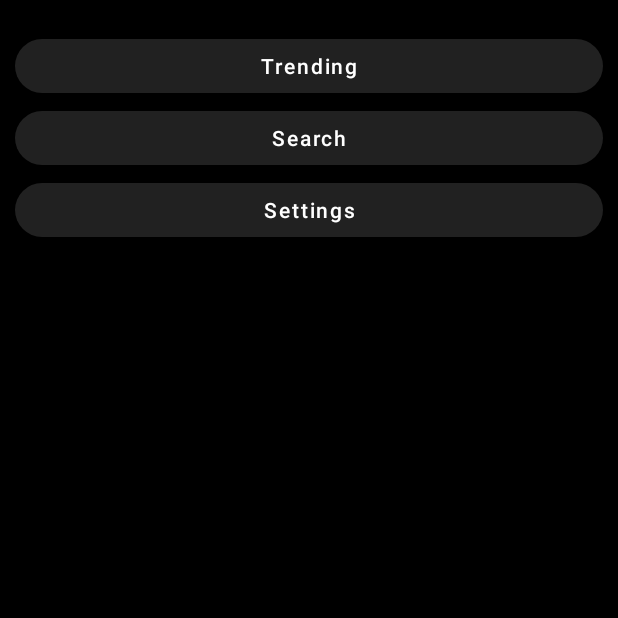
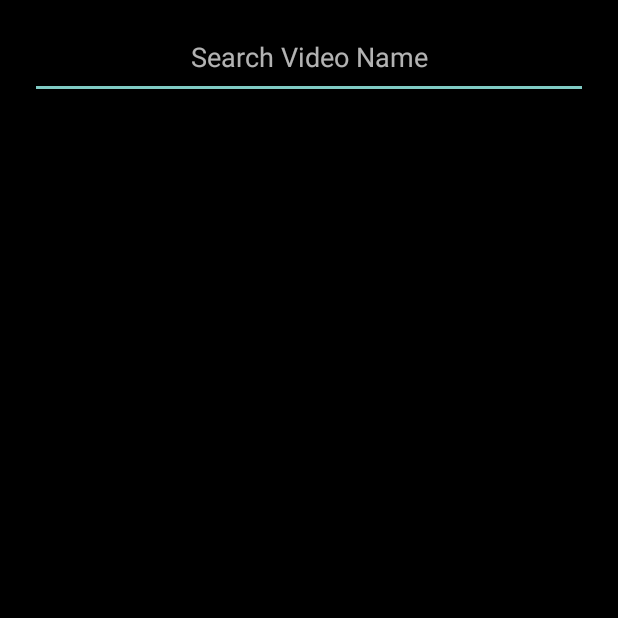
Before and after one commit to LillieH1000/WearTube, an Android app: the screen it shows after launch (Main), on a phone screen of 412 x 824 dp, the top half of it. Run offline under Robolectric (Android 15) with nearby library versions, the phone set to English and light mode, and no system bars; pictures from the network do not load.

Commit message:
Move search to main, remove trending

```diff
--- a/app/src/main/res/layout/main.xml
+++ b/app/src/main/res/layout/main.xml
@@ -1,57 +1,38 @@
 <?xml version="1.0" encoding="utf-8"?>
-<ScrollView
+<RelativeLayout
     xmlns:android="http://schemas.android.com/apk/res/android"
-    xmlns:app="http://schemas.android.com/apk/res-auto"
     xmlns:tools="http://schemas.android.com/tools"
-    android:id="@+id/scrollView"
     android:layout_width="match_parent"
     android:layout_height="match_parent"
-    android:paddingTop="20dp"
+    android:paddingTop="10dp"
     android:paddingBottom="20dp"
     android:background="@color/black">
 
-    <LinearLayout
+    <EditText
+        android:id="@+id/searchBar"
         android:layout_width="match_parent"
-        android:layout_height="wrap_content"
-        android:orientation="vertical"
-        android:clickable="false">
+        android:layout_height="56dp"
+        android:layout_marginLeft="20dp"
+        android:layout_marginRight="20dp"
+        android:layout_alignParentTop="true"
+        android:gravity="center"
+        android:inputType="text"
+        android:hint="Search Video Name"
+        tools:ignore="Autofill,LabelFor,HardcodedText" />
 
-        <com.google.android.material.button.MaterialButton
-            android:id="@+id/trending"
+    <ScrollView
+        android:id="@+id/scrollView"
+        android:layout_width="match_parent"
+        android:layout_height="match_parent"
+        android:layout_marginTop="56dp">
+
+        <LinearLayout
+            android:id="@+id/scrollLayout"
             android:layout_width="match_parent"
-            android:layout_height="match_parent"
-            android:layout_marginLeft="10dp"
-            android:layout_marginRight="10dp"
-            android:text="Trending"
-            android:textAllCaps="false"
-            android:textColor="@color/white"
-            app:cornerRadius="32dp"
-            tools:ignore="HardcodedText,RtlHardcoded" />
+            android:layout_height="wrap_content"
+            android:orientation="vertical"
+            android:clickable="false" />
 
-        <com.google.android.material.button.MaterialButton
-            android:id="@+id/search"
-            android:layout_width="match_parent"
-            android:layout_height="match_parent"
-            android:layout_marginLeft="10dp"
-            android:layout_marginRight="10dp"
-            android:text="Search"
-            android:textAllCaps="false"
-            android:textColor="@color/white"
-            app:cornerRadius="32dp"
-            tools:ignore="HardcodedText,RtlHardcoded" />
+    </ScrollView>
 
-        <com.google.android.material.button.MaterialButton
-            android:id="@+id/settings"
-            android:layout_width="match_parent"
-            android:layout_height="match_parent"
-            android:layout_marginLeft="10dp"
-            android:layout_marginRight="10dp"
-            android:text="Settings"
-            android:textAllCaps="false"
-            android:textColor="@color/white"
-            app:cornerRadius="32dp"
-            tools:ignore="HardcodedText,RtlHardcoded" />
-
-    </LinearLayout>
-
-</ScrollView>
+</RelativeLayout>
```
Also changed, not shown: app/src/main/AndroidManifest.xml (+0 -12 lines), app/src/main/java/h/lillie/weartube/Extractor.kt (+0 -27 lines), app/src/main/java/h/lillie/weartube/Main.kt (+96 -16 lines), app/src/main/java/h/lillie/weartube/Search.kt (deleted, +0 -115 lines), app/src/main/java/h/lillie/weartube/Trending.kt (deleted, +0 -102 lines), app/src/main/res/layout/search.xml (deleted, +0 -38 lines), app/src/main/res/layout/trending.xml (deleted, +0 -20 lines).
